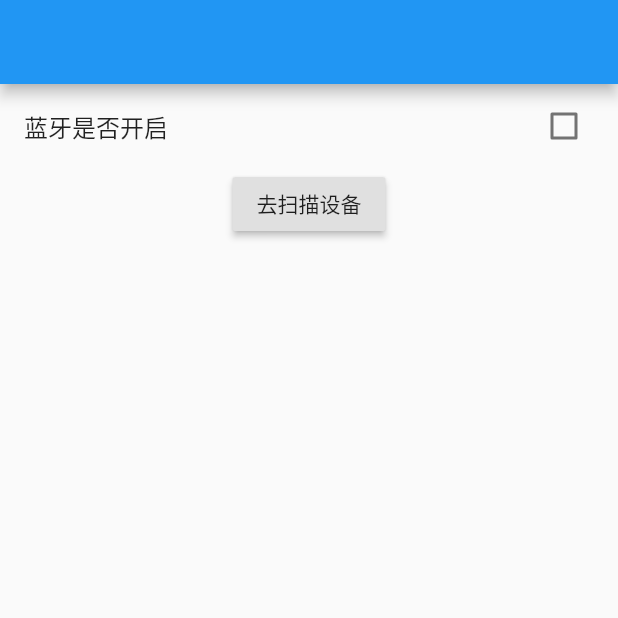
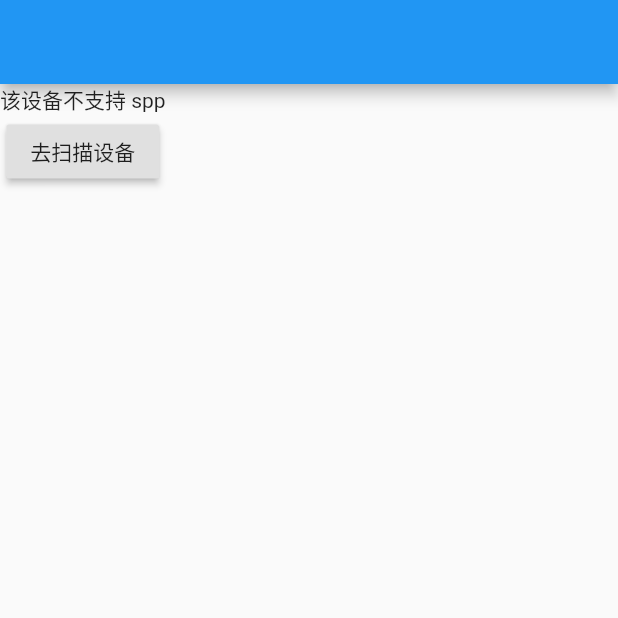
Before and after one commit to CaiJingLong/flutter_bluetooth_spp, a Flutter app: the screen it shows after launch, on a phone screen of 412 x 824 dp, the top half of it. Run offline on Flutter 3.47's test engine with Material 2 defaults, Android fonts, the phone set to English and light mode, and no system bars; drawn by our look-alikes of oktoast; missing offline and left inert: fast_gbk.

Commit message:
添加了一个方法判断是否支持蓝牙spp协议

```diff
--- a/example/lib/home_page.dart
+++ b/example/lib/home_page.dart
@@ -1,6 +1,7 @@
 import 'package:bluetooth_spp_example/scan_devices.dart';
 import 'package:flutter/material.dart';
 import 'package:bluetooth_spp/bluetooth_spp.dart';
+import 'package:oktoast/oktoast.dart';
 
 class HomePage extends StatefulWidget {
   @override
@@ -23,11 +24,19 @@ class _HomePageState extends State<HomePage> {
         child: Column(
           children: <Widget>[
             buildStateButton(),
-            buildButton("去扫描设备", () => routeWidget(ScanDevicePage())),
+            buildButton("去扫描设备", routeToScan),
           ],
         ),
       ),
     );
+  }
+
+  routeToScan() async {
+    if (!await spp.supportSpp()) {
+      showToast("不支持spp蓝牙协议");
+      return;
+    }
+    routeWidget(ScanDevicePage());
   }
 
   Widget buildButton(String text, Function onTap) {
@@ -46,6 +55,10 @@ class _HomePageState extends State<HomePage> {
   }
 
   Widget buildStateButton() {
+    return FutureBuilder<bool>(
+      future: spp.supportSpp(),
+      builder: (_, snapshot) {
+        if (snapshot.data == true) {
           return AnimatedBuilder(
             animation: spp,
             builder: (_, __) {
@@ -62,5 +75,10 @@ class _HomePageState extends State<HomePage> {
               );
             },
           );
+        } else {
+          return Text("该设备不支持 spp");
+        }
+      },
+    );
   }
 }
--- a/example/lib/main.dart
+++ b/example/lib/main.dart
@@ -1,4 +1,5 @@
 import 'package:flutter/material.dart';
+import 'package:oktoast/oktoast.dart';
 
 import 'home_page.dart';
 
@@ -12,8 +13,10 @@ class MyApp extends StatefulWidget {
 class _MyAppState extends State<MyApp> {
   @override
   Widget build(BuildContext context) {
-    return MaterialApp(
-      home: HomePage(),
+    return OKToast(
+      child: MaterialApp(
+        home: HomePage(),
+      ),
     );
   }
 }
--- a/example/pubspec.yaml
+++ b/example/pubspec.yaml
@@ -14,6 +14,7 @@ dependencies:
   cupertino_icons: ^0.1.2
   fast_gbk: ^0.1.0
   provider: ^3.0.0
+  oktoast: ^2.0.0
 
 dev_dependencies:
   flutter_test:
--- a/pubspec.yaml
+++ b/pubspec.yaml
@@ -27,7 +27,6 @@ flutter:
   plugin:
     androidPackage: top.kikt.bt.spp.bluetooth_spp
     pluginClass: BluetoothSppPlugin
-
   # To add assets to your plugin package, add an assets section, like this:
   # assets:
   #  - images/a_dot_burr.jpeg
@@ -38,7 +37,6 @@ flutter:
   #
   # An image asset can refer to one or more resolution-specific "variants", see
   # https://flutter.dev/assets-and-images/#resolution-aware.
-
   # To add custom fonts to your plugin package, add a fonts section here,
   # in this "flutter" section. Each entry in this list should have a
   # "family" key with the font family name, and a "fonts" key with a
```
Also changed, not shown: lib/src/spp.dart (+14 -2 lines), example/pubspec.lock, 3 other files. Lines whose indentation alone changed are shown as unchanged.
